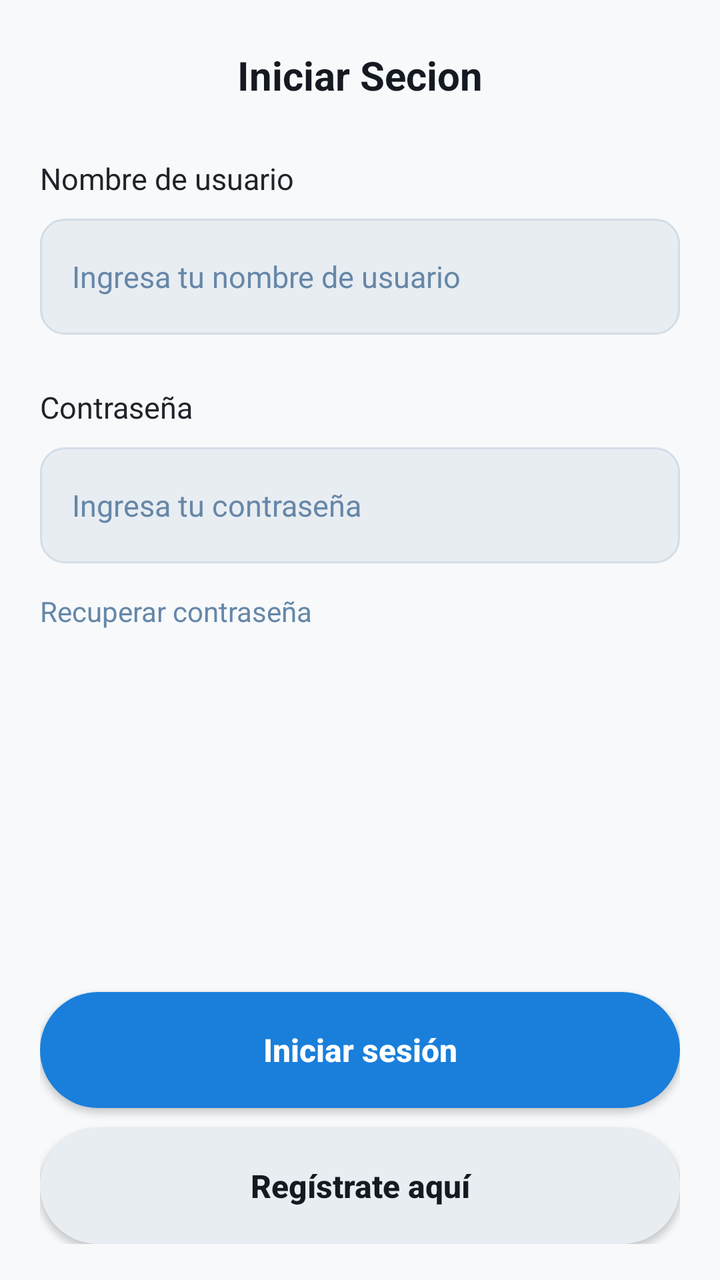
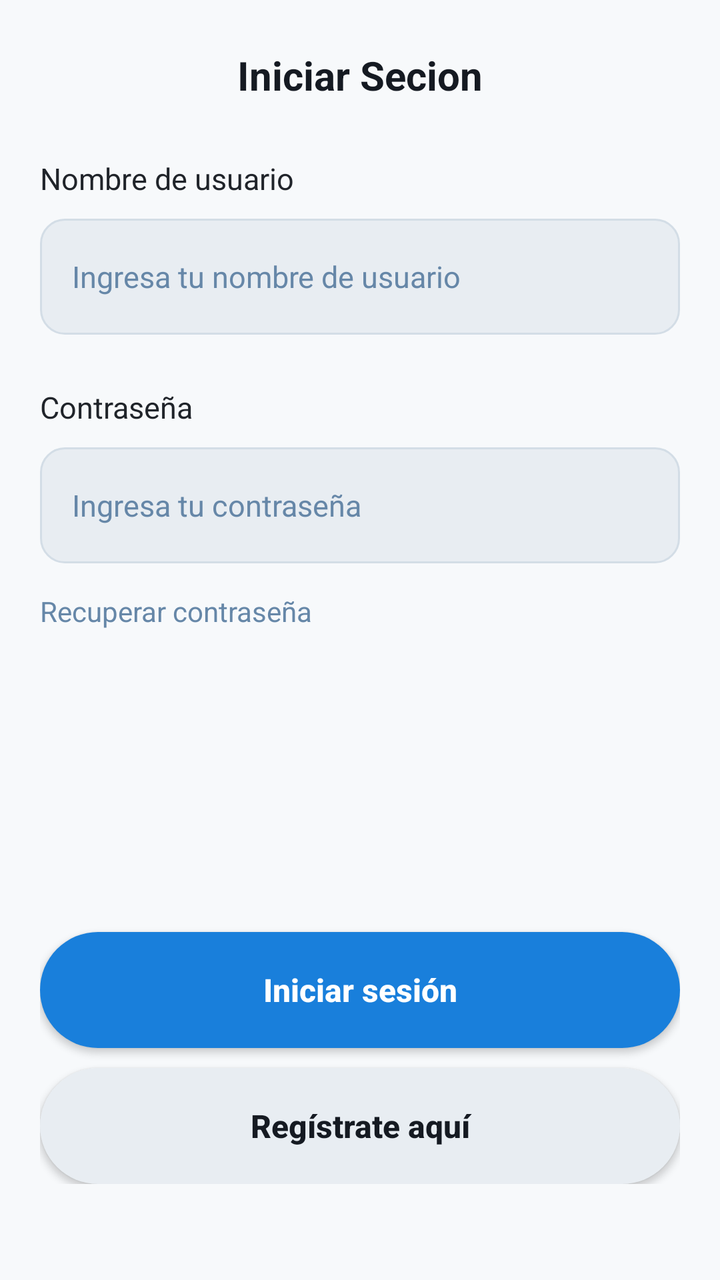

An Android layout rendered at two revisions. The XML below is the earlier revision; the diff shows what the commit changed to produce the second picture.
<!-- AndroidManifest.xml: application theme Theme.SurMarket -->
<!-- res/layout/fragment_login.xml -->
<?xml version="1.0" encoding="utf-8"?>
<ScrollView xmlns:android="http://schemas.android.com/apk/res/android"
    android:layout_width="match_parent"
    android:layout_height="match_parent"
    android:background="#F7F9FB"
    android:fillViewport="true">

    <LinearLayout
        android:layout_width="match_parent"
        android:layout_height="match_parent"
        android:orientation="vertical"
        android:paddingStart="20dp"
        android:paddingTop="24dp"
        android:paddingEnd="20dp"
        android:paddingBottom="18dp">

        <TextView
            android:id="@+id/TXVLoginTitle"
            android:layout_width="match_parent"
            android:layout_height="wrap_content"
            android:gravity="center"
            android:text="@string/Logintitle"
            android:textColor="#151A22"
            android:textSize="@dimen/titleTextSize"
            android:textStyle="bold" />

        <TextView
            android:id="@+id/TXVUsername"
            android:layout_width="match_parent"
            android:layout_height="wrap_content"
            android:layout_marginTop="28dp"
            android:text="Nombre de usuario"
            android:textColor="#20242A"
            android:textSize="15sp" />

        <EditText
            android:id="@+id/EDTUsername"
            android:layout_width="match_parent"
            android:layout_height="58dp"
            android:layout_marginTop="10dp"
            android:background="@drawable/login_input_background"
            android:hint="Ingresa tu nombre de usuario"
            android:inputType="text"
            android:paddingStart="16dp"
            android:paddingEnd="16dp"
            android:singleLine="true"
            android:textColor="#20242A"
            android:textColorHint="#6687A8"
            android:textSize="15sp" />

        <TextView
            android:id="@+id/TXVPassword"
            android:layout_width="match_parent"
            android:layout_height="wrap_content"
            android:layout_marginTop="26dp"
            android:text="Contraseña"
            android:textColor="#20242A"
            android:textSize="15sp" />

        <EditText
            android:id="@+id/EDTPassword"
            android:layout_width="match_parent"
            android:layout_height="58dp"
            android:layout_marginTop="10dp"
            android:background="@drawable/login_input_background"
            android:hint="Ingresa tu contraseña"
            android:inputType="textPassword"
            android:paddingStart="16dp"
            android:paddingEnd="16dp"
            android:singleLine="true"
            android:textColor="#20242A"
            android:textColorHint="#6687A8"
            android:textSize="15sp" />

        <TextView
            android:id="@+id/TXVRecoverPassword"
            android:layout_width="wrap_content"
            android:layout_height="48dp"
            android:gravity="center_vertical"
            android:text="Recuperar contraseña"
            android:textColor="#6687A8"
            android:textSize="14sp" />

        <Space
            android:layout_width="match_parent"
            android:layout_height="0dp"
            android:layout_weight="1" />

        <Button
            android:id="@+id/BTNLogin"
            android:layout_width="match_parent"
            android:layout_height="58dp"
            android:background="@drawable/login_primary_button"
            android:backgroundTint="@null"
            android:text="Iniciar sesión"
            android:textAllCaps="false"
            android:textColor="#FFFFFF"
            android:textSize="16sp"
            android:textStyle="bold" />

        <Button
            android:id="@+id/BTNRegister"
            android:layout_width="match_parent"
            android:layout_height="58dp"
            android:layout_marginTop="10dp"
            android:background="@drawable/login_secondary_button"
            android:backgroundTint="@null"
            android:text="Regístrate aquí"
            android:textAllCaps="false"
            android:textColor="#151A22"
            android:textSize="16sp"
            android:textStyle="bold" />

    </LinearLayout>

</ScrollView>
<!-- resources referenced by this layout -->
<resources>
  <dimen name="titleTextSize">20sp</dimen>
  <!-- drawable login_input_background (drawable) -->
  <?xml version="1.0" encoding="utf-8"?>
  <shape xmlns:android="http://schemas.android.com/apk/res/android"
      android:shape="rectangle">
  
      <solid android:color="#E8EDF2" />
  
      <stroke
          android:width="1dp"
          android:color="#D3DDE6" />
  
      <corners android:radius="12dp" />
  
  </shape>
  <!-- drawable login_primary_button (drawable) -->
  <?xml version="1.0" encoding="utf-8"?>
  <shape xmlns:android="http://schemas.android.com/apk/res/android"
      android:shape="rectangle">
  
      <solid android:color="#197FDB" />
  
      <corners android:radius="30dp" />
  
  </shape>
  <!-- drawable login_secondary_button (drawable) -->
  <?xml version="1.0" encoding="utf-8"?>
  <shape xmlns:android="http://schemas.android.com/apk/res/android"
      android:shape="rectangle">
  
      <solid android:color="#E8EDF2" />
  
      <corners android:radius="30dp" />
  
  </shape>
  <string name="Logintitle">Iniciar Secion</string>
  <style name="Theme.SurMarket" parent="Theme.MaterialComponents.DayNight.NoActionBar">
  
          <item name="colorPrimary">#1683E6</item>
          <item name="colorPrimaryVariant">#126FC4</item>
          <item name="colorOnPrimary">#FFFFFF</item>
  
          <item name="colorSecondary">#1683E6</item>
          <item name="colorSecondaryVariant">#126FC4</item>
          <item name="colorOnSecondary">#FFFFFF</item>
  
          <item name="android:statusBarColor">#F7F9FB</item>
          <item name="android:navigationBarColor">#F7F9FB</item>
          <item name="android:windowLightStatusBar">true</item>
  
          <item name="windowActionBar">false</item>
          <item name="windowNoTitle">true</item>
  
      </style>
</resources>

<!-- the commit's change to res/layout/fragment_login.xml (unified diff, before → after) -->
@@ -12,7 +12,7 @@
         android:paddingStart="20dp"
         android:paddingTop="24dp"
         android:paddingEnd="20dp"
-        android:paddingBottom="18dp">
+        android:paddingBottom="48dp">
 
         <TextView
             android:id="@+id/TXVLoginTitle"
